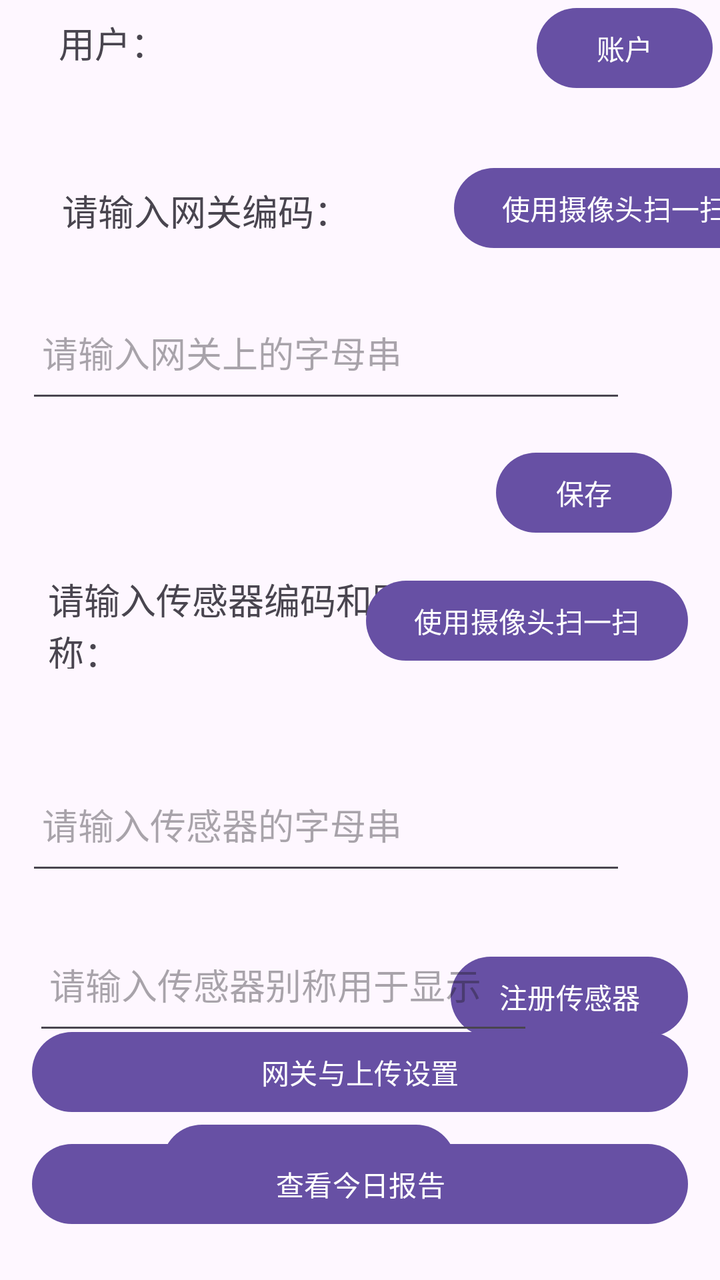
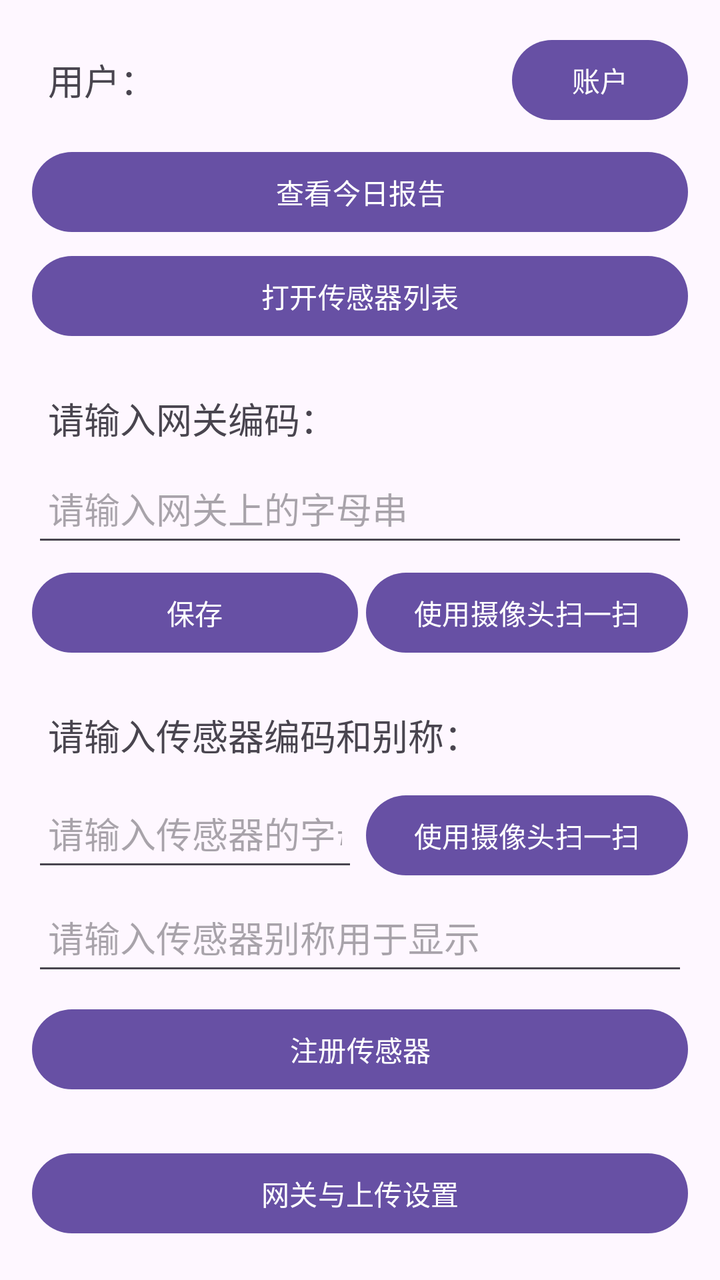

An Android layout rendered at two revisions. The XML below is the earlier revision; the diff shows what the commit changed to produce the second picture.
<!-- AndroidManifest.xml: application theme Theme.Dengbei_care -->
<!-- res/layout/fragment_notifications.xml -->
<?xml version="1.0" encoding="utf-8"?>
<androidx.constraintlayout.widget.ConstraintLayout xmlns:android="http://schemas.android.com/apk/res/android"
    xmlns:app="http://schemas.android.com/apk/res-auto"
    xmlns:tools="http://schemas.android.com/tools"
    android:layout_width="match_parent"
    android:layout_height="match_parent"
    tools:context=".ui.notifications.NotificationsFragment">

    <TextView
        android:id="@+id/usernameText"
        android:layout_width="219dp"
        android:layout_height="44dp"
        android:padding="8dp"
        android:text="@string/username"
        android:textSize="18sp"
        app:layout_constraintEnd_toEndOf="parent"
        app:layout_constraintHorizontal_bias="0.151"
        app:layout_constraintStart_toStartOf="parent"
        app:layout_constraintTop_toTopOf="parent"
        tools:ignore="MissingConstraints" />

    <Button
        android:id="@+id/registerButton"
        android:layout_width="wrap_content"
        android:layout_height="wrap_content"
        android:layout_marginStart="28dp"
        android:text="@string/register"
        app:layout_constraintBottom_toBottomOf="@id/usernameText"
        app:layout_constraintStart_toEndOf="@+id/usernameText"
        app:layout_constraintTop_toTopOf="parent"
        app:layout_constraintVertical_bias="0.0" />

    <TextView
        android:id="@+id/sensorAddressLabel"
        android:layout_width="wrap_content"
        android:layout_height="wrap_content"
        android:layout_marginTop="40dp"
        android:padding="8dp"
        android:text="@string/sensor_address"
        android:textSize="18sp"
        app:layout_constraintEnd_toEndOf="parent"
        app:layout_constraintHorizontal_bias="0.115"
        app:layout_constraintStart_toStartOf="parent"
        app:layout_constraintTop_toBottomOf="@+id/usernameText"
        tools:ignore="MissingConstraints" />

    <EditText
        android:id="@+id/sensorAddressInput"
        android:layout_width="300dp"
        android:layout_height="60dp"
        android:layout_marginTop="20dp"
        android:hint="@string/sensor_address_hint"
        android:importantForAutofill="no"
        android:inputType="text"
        android:padding="8dp"
        app:layout_constraintEnd_toEndOf="parent"
        app:layout_constraintHorizontal_bias="0.216"
        app:layout_constraintStart_toStartOf="parent"
        app:layout_constraintTop_toBottomOf="@id/sensorAddressLabel"
        tools:ignore="MissingConstraints" />

    <Button
        android:id="@+id/macSendButton"
        android:layout_width="wrap_content"
        android:layout_height="wrap_content"
        android:layout_marginTop="16dp"
        android:layout_marginEnd="24dp"
        android:text="@string/mac_send_button"
        app:layout_constraintEnd_toEndOf="parent"
        app:layout_constraintTop_toBottomOf="@+id/sensorAddressInput" />

    <Button
        android:id="@+id/macScanButton"
        android:layout_width="wrap_content"
        android:layout_height="wrap_content"
        android:layout_marginStart="44dp"
        android:layout_marginTop="32dp"
        android:text="@string/usecamera"
        app:layout_constraintStart_toEndOf="@+id/sensorAddressLabel"
        app:layout_constraintTop_toBottomOf="@+id/registerButton" />

    <TextView
        android:id="@+id/sensoridinfo"
        android:layout_width="180dp"
        android:layout_height="48dp"
        android:layout_marginStart="24dp"
        android:layout_marginTop="16dp"
        android:text="@string/sensor_id"
        android:textSize="18sp"
        app:layout_constraintStart_toStartOf="parent"
        app:layout_constraintTop_toBottomOf="@+id/macSendButton" />


    <Button
        android:id="@+id/sensoridscan"
        android:layout_width="wrap_content"
        android:layout_height="wrap_content"
        android:layout_marginTop="16dp"
        android:layout_marginEnd="16dp"
        android:text="@string/usecamera"
        app:layout_constraintEnd_toEndOf="parent"
        app:layout_constraintTop_toBottomOf="@+id/macSendButton" />

    <EditText
        android:id="@+id/sensoridinput"
        android:layout_width="300dp"
        android:layout_height="60dp"
        android:layout_marginTop="48dp"
        android:hint="@string/sensor_id_hint"
        android:importantForAutofill="no"
        android:inputType="text"
        android:padding="8dp"
        app:layout_constraintEnd_toEndOf="parent"
        app:layout_constraintHorizontal_bias="0.216"
        app:layout_constraintStart_toStartOf="parent"
        app:layout_constraintTop_toBottomOf="@+id/sensoridinfo"
        tools:ignore="MissingConstraints" />

    <Button
        android:id="@+id/addsensorid"
        android:layout_width="wrap_content"
        android:layout_height="wrap_content"
        android:layout_marginTop="32dp"
        android:layout_marginEnd="16dp"
        android:text="@string/addsensor"
        app:layout_constraintEnd_toEndOf="parent"
        app:layout_constraintTop_toBottomOf="@+id/sensoridinput" />

    <Button
        android:id="@+id/opensensorlistbutton"
        android:layout_width="wrap_content"
        android:layout_height="wrap_content"
        android:layout_marginTop="36dp"
        android:layout_marginEnd="132dp"
        android:text="@string/opensensorlist"
        app:layout_constraintEnd_toEndOf="parent"
        app:layout_constraintTop_toBottomOf="@+id/addsensorid" />


    <EditText
        android:id="@+id/sensornameinput"
        android:layout_width="250dp"
        android:layout_height="60dp"
        android:layout_marginTop="20dp"
        android:hint="@string/sensorname"
        android:importantForAutofill="no"
        android:inputType="text"
        android:padding="8dp"
        app:layout_constraintEnd_toEndOf="parent"
        app:layout_constraintHorizontal_bias="0.151"
        app:layout_constraintStart_toStartOf="parent"
        app:layout_constraintTop_toBottomOf="@+id/sensoridinput"
        tools:ignore="MissingConstraints" />

    <com.google.android.material.button.MaterialButton
        android:id="@+id/gatewayBleButton"
        android:layout_width="match_parent"
        android:layout_height="wrap_content"
        android:layout_marginStart="@dimen/spacing_md"
        android:layout_marginEnd="@dimen/spacing_md"
        android:layout_marginBottom="@dimen/spacing_sm"
        android:text="网关与上传设置"
        app:layout_constraintBottom_toTopOf="@+id/viewReportButton"
        app:layout_constraintEnd_toEndOf="parent"
        app:layout_constraintStart_toStartOf="parent" />

    <com.google.android.material.button.MaterialButton
        android:id="@+id/viewReportButton"
        android:layout_width="match_parent"
        android:layout_height="wrap_content"
        android:layout_marginStart="@dimen/spacing_md"
        android:layout_marginEnd="@dimen/spacing_md"
        android:layout_marginBottom="@dimen/spacing_lg"
        android:text="查看今日报告"
        app:layout_constraintBottom_toBottomOf="parent"
        app:layout_constraintEnd_toEndOf="parent"
        app:layout_constraintStart_toStartOf="parent" />

</androidx.constraintlayout.widget.ConstraintLayout>
<!-- resources referenced by this layout -->
<resources>
  <dimen name="spacing_lg">24dp</dimen>
  <dimen name="spacing_md">16dp</dimen>
  <dimen name="spacing_sm">8dp</dimen>
  <string name="addsensor">注册传感器</string>
  <string name="mac_send_button">保存</string>
  <string name="opensensorlist">打开传感器列表</string>
  <string name="register">账户</string>
  <string name="sensor_address">请输入网关编码：</string>
  <string name="sensor_address_hint">请输入网关上的字母串</string>
  <string name="sensor_id">请输入传感器编码和别称：</string>
  <string name="sensor_id_hint">请输入传感器的字母串</string>
  <string name="sensorname">请输入传感器别称用于显示</string>
  <string name="usecamera">使用摄像头扫一扫</string>
  <string name="username">用户：</string>
  <style name="Theme.Dengbei_care" parent="Base.Theme.Dengbei_care">
          
          <item name="colorPrimary">@color/brand_primary</item>
          <item name="colorOnPrimary">@color/brand_on_primary</item>
          <item name="colorPrimaryVariant">@color/brand_primary_variant</item>
  
          
          <item name="colorSecondary">@color/brand_secondary</item>
          <item name="colorOnSecondary">@color/brand_on_secondary</item>
          <item name="colorSecondaryVariant">@color/brand_secondary_variant</item>
  
          
          <item name="colorSurface">@color/brand_surface</item>
          <item name="colorOnSurface">@color/brand_on_surface</item>
          <item name="colorSurfaceVariant">@color/brand_surface_variant</item>
          <item name="colorOnSurfaceVariant">@color/brand_on_surface_variant</item>
  
          
          <item name="colorError">@color/brand_error</item>
          <item name="colorOnError">@color/brand_on_error</item>
  
          
          <item name="android:statusBarColor">?attr/colorPrimaryVariant</item>
      </style>
  <style name="Base.Theme.Dengbei_care" parent="Theme.Material3.DayNight.NoActionBar">
      </style>
  <color name="brand_primary">#FF00897B</color>
  <color name="brand_on_primary">#FFFFFFFF</color>
  <color name="brand_primary_variant">#FF00695C</color>
  <color name="brand_secondary">#FFFFB300</color>
  <color name="brand_on_secondary">#FF1A1A1A</color>
  <color name="brand_secondary_variant">#FFFF8F00</color>
  <color name="brand_surface">#FFFAFAFA</color>
  <color name="brand_on_surface">#FF1A1A1A</color>
  <color name="brand_surface_variant">#FFE0F2F1</color>
  <color name="brand_on_surface_variant">#FF49454F</color>
  <color name="brand_error">#FFD32F2F</color>
  <color name="brand_on_error">#FFFFFFFF</color>
</resources>

<!-- the commit's change to res/layout/fragment_notifications.xml (unified diff, before → after) -->
@@ -1,179 +1,164 @@
 <?xml version="1.0" encoding="utf-8"?>
-<androidx.constraintlayout.widget.ConstraintLayout xmlns:android="http://schemas.android.com/apk/res/android"
+<androidx.core.widget.NestedScrollView xmlns:android="http://schemas.android.com/apk/res/android"
     xmlns:app="http://schemas.android.com/apk/res-auto"
     xmlns:tools="http://schemas.android.com/tools"
     android:layout_width="match_parent"
     android:layout_height="match_parent"
+    android:clipToPadding="false"
+    android:fillViewport="true"
     tools:context=".ui.notifications.NotificationsFragment">
 
-    <TextView
-        android:id="@+id/usernameText"
-        android:layout_width="219dp"
-        android:layout_height="44dp"
-        android:padding="8dp"
-        android:text="@string/username"
-        android:textSize="18sp"
-        app:layout_constraintEnd_toEndOf="parent"
-        app:layout_constraintHorizontal_bias="0.151"
-        app:layout_constraintStart_toStartOf="parent"
-        app:layout_constraintTop_toTopOf="parent"
-        tools:ignore="MissingConstraints" />
-
-    <Button
-        android:id="@+id/registerButton"
-        android:layout_width="wrap_content"
-        android:layout_height="wrap_content"
-        android:layout_marginStart="28dp"
-        android:text="@string/register"
-        app:layout_constraintBottom_toBottomOf="@id/usernameText"
-        app:layout_constraintStart_toEndOf="@+id/usernameText"
-        app:layout_constraintTop_toTopOf="parent"
-        app:layout_constraintVertical_bias="0.0" />
-
-    <TextView
-        android:id="@+id/sensorAddressLabel"
-        android:layout_width="wrap_content"
-        android:layout_height="wrap_content"
-        android:layout_marginTop="40dp"
-        android:padding="8dp"
-        android:text="@string/sensor_address"
-        android:textSize="18sp"
-        app:layout_constraintEnd_toEndOf="parent"
-        app:layout_constraintHorizontal_bias="0.115"
-        app:layout_constraintStart_toStartOf="parent"
-        app:layout_constraintTop_toBottomOf="@+id/usernameText"
-        tools:ignore="MissingConstraints" />
-
-    <EditText
-        android:id="@+id/sensorAddressInput"
-        android:layout_width="300dp"
-        android:layout_height="60dp"
-        android:layout_marginTop="20dp"
-        android:hint="@string/sensor_address_hint"
-        android:importantForAutofill="no"
-        android:inputType="text"
-        android:padding="8dp"
-        app:layout_constraintEnd_toEndOf="parent"
-        app:layout_constraintHorizontal_bias="0.216"
-        app:layout_constraintStart_toStartOf="parent"
-        app:layout_constraintTop_toBottomOf="@id/sensorAddressLabel"
-        tools:ignore="MissingConstraints" />
-
-    <Button
-        android:id="@+id/macSendButton"
-        android:layout_width="wrap_content"
-        android:layout_height="wrap_content"
-        android:layout_marginTop="16dp"
-        android:layout_marginEnd="24dp"
-        android:text="@string/mac_send_button"
-        app:layout_constraintEnd_toEndOf="parent"
-        app:layout_constraintTop_toBottomOf="@+id/sensorAddressInput" />
-
-    <Button
-        android:id="@+id/macScanButton"
-        android:layout_width="wrap_content"
-        android:layout_height="wrap_content"
-        android:layout_marginStart="44dp"
-        android:layout_marginTop="32dp"
-        android:text="@string/usecamera"
-        app:layout_constraintStart_toEndOf="@+id/sensorAddressLabel"
-        app:layout_constraintTop_toBottomOf="@+id/registerButton" />
-
-    <TextView
-        android:id="@+id/sensoridinfo"
-        android:layout_width="180dp"
-        android:layout_height="48dp"
-        android:layout_marginStart="24dp"
-        android:layout_marginTop="16dp"
-        android:text="@string/sensor_id"
-        android:textSize="18sp"
-        app:layout_constraintStart_toStartOf="parent"
-        app:layout_constraintTop_toBottomOf="@+id/macSendButton" />
-
-
-    <Button
-        android:id="@+id/sensoridscan"
-        android:layout_width="wrap_content"
-        android:layout_height="wrap_content"
-        android:layout_marginTop="16dp"
-        android:layout_marginEnd="16dp"
-        android:text="@string/usecamera"
-        app:layout_constraintEnd_toEndOf="parent"
-        app:layout_constraintTop_toBottomOf="@+id/macSendButton" />
-
-    <EditText
-        android:id="@+id/sensoridinput"
-        android:layout_width="300dp"
-        android:layout_height="60dp"
-        android:layout_marginTop="48dp"
-        android:hint="@string/sensor_id_hint"
-        android:importantForAutofill="no"
-        android:inputType="text"
-        android:padding="8dp"
-        app:layout_constraintEnd_toEndOf="parent"
-        app:layout_constraintHorizontal_bias="0.216"
-        app:layout_constraintStart_toStartOf="parent"
-        app:layout_constraintTop_toBottomOf="@+id/sensoridinfo"
-        tools:ignore="MissingConstraints" />
-
-    <Button
-        android:id="@+id/addsensorid"
-        android:layout_width="wrap_content"
-        android:layout_height="wrap_content"
-        android:layout_marginTop="32dp"
-        android:layout_marginEnd="16dp"
-        android:text="@string/addsensor"
-        app:layout_constraintEnd_toEndOf="parent"
-        app:layout_constraintTop_toBottomOf="@+id/sensoridinput" />
-
-    <Button
-        android:id="@+id/opensensorlistbutton"
-        android:layout_width="wrap_content"
-        android:layout_height="wrap_content"
-        android:layout_marginTop="36dp"
-        android:layout_marginEnd="132dp"
-        android:text="@string/opensensorlist"
-        app:layout_constraintEnd_toEndOf="parent"
-        app:layout_constraintTop_toBottomOf="@+id/addsensorid" />
-
-
-    <EditText
-        android:id="@+id/sensornameinput"
-        android:layout_width="250dp"
-        android:layout_height="60dp"
-        android:layout_marginTop="20dp"
-        android:hint="@string/sensorname"
-        android:importantForAutofill="no"
-        android:inputType="text"
-        android:padding="8dp"
-        app:layout_constraintEnd_toEndOf="parent"
-        app:layout_constraintHorizontal_bias="0.151"
-        app:layout_constraintStart_toStartOf="parent"
-        app:layout_constraintTop_toBottomOf="@+id/sensoridinput"
-        tools:ignore="MissingConstraints" />
-
-    <com.google.android.material.button.MaterialButton
-        android:id="@+id/gatewayBleButton"
+    
+    <LinearLayout
         android:layout_width="match_parent"
         android:layout_height="wrap_content"
-        android:layout_marginStart="@dimen/spacing_md"
-        android:layout_marginEnd="@dimen/spacing_md"
-        android:layout_marginBottom="@dimen/spacing_sm"
-        android:text="网关与上传设置"
-        app:layout_constraintBottom_toTopOf="@+id/viewReportButton"
-        app:layout_constraintEnd_toEndOf="parent"
-        app:layout_constraintStart_toStartOf="parent" />
+        android:orientation="vertical"
+        android:paddingStart="@dimen/spacing_md"
+        android:paddingTop="@dimen/spacing_md"
+        android:paddingEnd="@dimen/spacing_md"
+        android:paddingBottom="@dimen/spacing_lg">
 
-    <com.google.android.material.button.MaterialButton
-        android:id="@+id/viewReportButton"
-        android:layout_width="match_parent"
-        android:layout_height="wrap_content"
-        android:layout_marginStart="@dimen/spacing_md"
-        android:layout_marginEnd="@dimen/spacing_md"
-        android:layout_marginBottom="@dimen/spacing_lg"
-        android:text="查看今日报告"
-        app:layout_constraintBottom_toBottomOf="parent"
-        app:layout_constraintEnd_toEndOf="parent"
-        app:layout_constraintStart_toStartOf="parent" />
+        
+        <LinearLayout
+            android:layout_width="match_parent"
+            android:layout_height="wrap_content"
+            android:gravity="center_vertical"
+            android:orientation="horizontal">
 
-</androidx.constraintlayout.widget.ConstraintLayout>
+            <TextView
+                android:id="@+id/usernameText"
+                android:layout_width="0dp"
+                android:layout_height="wrap_content"
+                android:layout_weight="1"
+                android:padding="@dimen/spacing_sm"
+                android:text="@string/username"
+                android:textSize="18sp" />
+
+            <Button
+                android:id="@+id/registerButton"
+                android:layout_width="wrap_content"
+                android:layout_height="wrap_content"
+                android:layout_marginStart="@dimen/spacing_sm"
+                android:text="@string/register" />
+        </LinearLayout>
+
+        
+        <com.google.android.material.button.MaterialButton
+            android:id="@+id/viewReportButton"
+            android:layout_width="match_parent"
+            android:layout_height="wrap_content"
+            android:layout_marginTop="@dimen/spacing_sm"
+            android:text="查看今日报告" />
+
+        <Button
+            android:id="@+id/opensensorlistbutton"
+            android:layout_width="match_parent"
+            android:layout_height="wrap_content"
+            android:layout_marginTop="@dimen/spacing_xs"
+            android:text="@string/opensensorlist" />
+
+        
+        <TextView
+            android:id="@+id/sensorAddressLabel"
+            android:layout_width="wrap_content"
+            android:layout_height="wrap_content"
+            android:layout_marginTop="@dimen/spacing_md"
+            android:padding="@dimen/spacing_sm"
+            android:text="@string/sensor_address"
+            android:textSize="18sp" />
+
+        <EditText
+            android:id="@+id/sensorAddressInput"
+            android:layout_width="match_parent"
+            android:layout_height="wrap_content"
+            android:hint="@string/sensor_address_hint"
+            android:importantForAutofill="no"
+            android:inputType="text"
+            android:minHeight="48dp"
+            android:padding="@dimen/spacing_sm" />
+
+        <LinearLayout
+            android:layout_width="match_parent"
+            android:layout_height="wrap_content"
+            android:layout_marginTop="@dimen/spacing_xs"
+            android:orientation="horizontal">
+
+            <Button
+                android:id="@+id/macSendButton"
+                android:layout_width="0dp"
+                android:layout_height="wrap_content"
+                android:layout_weight="1"
+                android:text="@string/mac_send_button" />
+
+            <Button
+                android:id="@+id/macScanButton"
+                android:layout_width="wrap_content"
+                android:layout_height="wrap_content"
+                android:layout_marginStart="@dimen/spacing_xs"
+                android:text="@string/usecamera" />
+        </LinearLayout>
+
+        
+        <TextView
+            android:id="@+id/sensoridinfo"
+            android:layout_width="match_parent"
+            android:layout_height="wrap_content"
+            android:layout_marginTop="@dimen/spacing_md"
+            android:padding="@dimen/spacing_sm"
+            android:text="@string/sensor_id"
+            android:textSize="18sp" />
+
+        <LinearLayout
+            android:layout_width="match_parent"
+            android:layout_height="wrap_content"
+            android:layout_marginTop="@dimen/spacing_xs"
+            android:orientation="horizontal">
+
+            <EditText
+                android:id="@+id/sensoridinput"
+                android:layout_width="0dp"
+                android:layout_height="wrap_content"
+                android:layout_weight="1"
+                android:hint="@string/sensor_id_hint"
+                android:importantForAutofill="no"
+                android:inputType="text"
+                android:minHeight="48dp"
+                android:padding="@dimen/spacing_sm" />
+
+            <Button
+                android:id="@+id/sensoridscan"
+                android:layout_width="wrap_content"
+                android:layout_height="wrap_content"
+                android:layout_marginStart="@dimen/spacing_xs"
+                android:text="@string/usecamera" />
+        </LinearLayout>
+
+        <EditText
+            android:id="@+id/sensornameinput"
+            android:layout_width="match_parent"
+            android:layout_height="wrap_content"
+            android:layout_marginTop="@dimen/spacing_xs"
+            android:hint="@string/sensorname"
+            android:importantForAutofill="no"
+            android:inputType="text"
+            android:minHeight="48dp"
+            android:padding="@dimen/spacing_sm" />
+
+        <Button
+            android:id="@+id/addsensorid"
+            android:layout_width="match_parent"
+            android:layout_height="wrap_content"
+            android:layout_marginTop="@dimen/spacing_sm"
+            android:text="@string/addsensor" />
+
+        
+        <com.google.android.material.button.MaterialButton
+            android:id="@+id/gatewayBleButton"
+            android:layout_width="match_parent"
+            android:layout_height="wrap_content"
+            android:layout_marginTop="@dimen/spacing_lg"
+            android:text="网关与上传设置" />
+
+    </LinearLayout>
+
+</androidx.core.widget.NestedScrollView>
<!-- resource entries referenced after the edit -->
@@ -3,6 +3,7 @@
   <dimen name="spacing_lg">24dp</dimen>
   <dimen name="spacing_md">16dp</dimen>
   <dimen name="spacing_sm">8dp</dimen>
+  <dimen name="spacing_xs">4dp</dimen>
   <string name="addsensor">注册传感器</string>
   <string name="mac_send_button">保存</string>
   <string name="opensensorlist">打开传感器列表</string>
